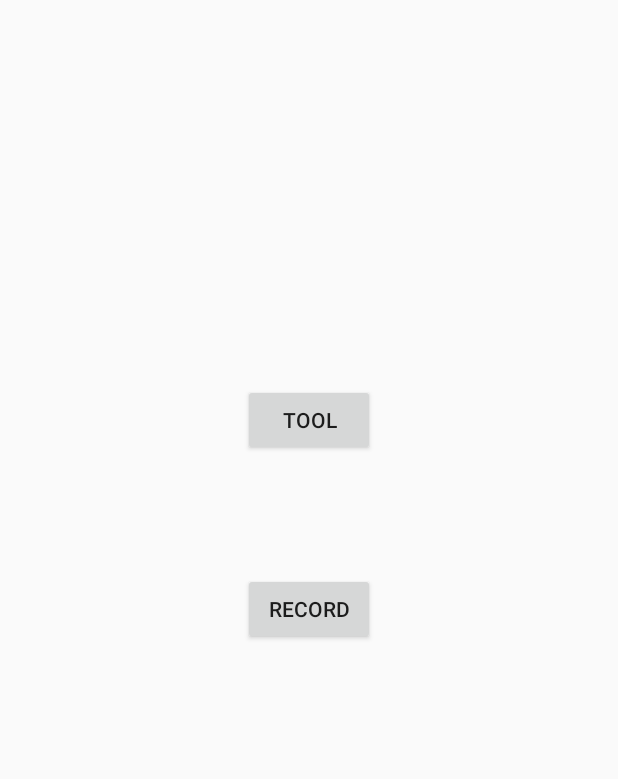
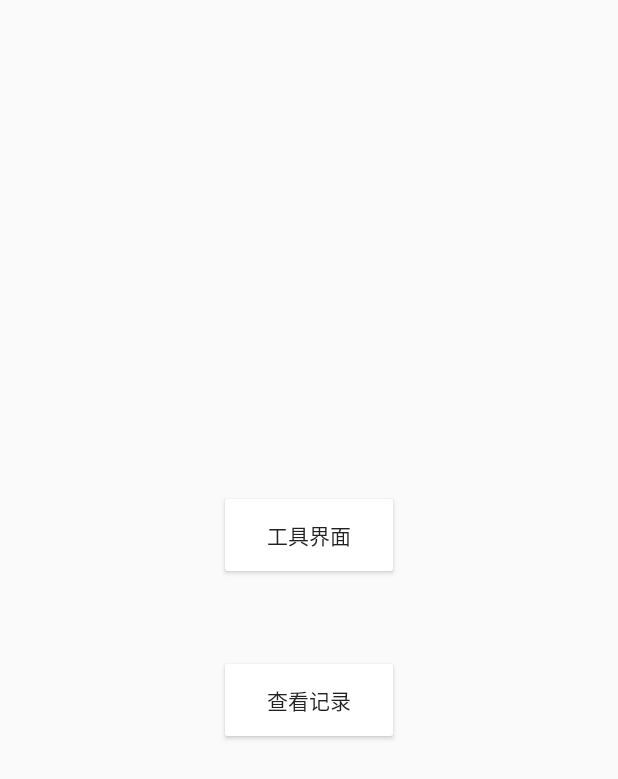
Before and after one commit to yuyanchong/Final, an Android app: the layout activity_menu.xml on its own in the app's theme, with its tools: preview values and no code run, on a phone screen of 412 x 824 dp. Shown: the top 779 px of the screen. Run offline under Robolectric (Android 15) with nearby library versions, the phone set to English and light mode, and no system bars.

Commit message:
final edition

```diff
--- a/app/src/main/res/layout/activity_menu.xml
+++ b/app/src/main/res/layout/activity_menu.xml
@@ -6,24 +6,29 @@
     android:layout_height="match_parent"
     tools:context=".Menu">
 
+    <LinearLayout
+        android:layout_width="match_parent"
+        android:layout_height="match_parent"
+        android:gravity="center"
+        android:orientation="vertical">
+
         <Button
             android:id="@+id/button8"
-        android:layout_width="wrap_content"
-        android:layout_height="wrap_content"
-        android:layout_marginTop="256dp"
-        android:text="TOOL"
+            android:layout_width="120dp"
+            android:layout_height="60dp"
+            android:layout_gravity="center"
             android:onClick="openMain"
-        app:layout_constraintEnd_toEndOf="parent"
-        app:layout_constraintStart_toStartOf="parent"
-        app:layout_constraintTop_toTopOf="parent" />
+            android:text="工具界面" />
 
         <Button
             android:id="@+id/button9"
-        android:layout_width="wrap_content"
-        android:layout_height="wrap_content"
-        android:layout_marginTop="78dp"
+            android:layout_width="120dp"
+            android:layout_height="60dp"
+            android:layout_gravity="center"
+            android:layout_marginTop="50dp"
             android:onClick="openRecord"
-        android:text="RECORD"
-        app:layout_constraintStart_toStartOf="@+id/button8"
-        app:layout_constraintTop_toBottomOf="@+id/button8" />
+            android:text="查看记录" />
+    </LinearLayout>
+
+
 </androidx.constraintlayout.widget.ConstraintLayout>
--- a/app/src/main/res/values/colors.xml
+++ b/app/src/main/res/values/colors.xml
@@ -1,6 +1,7 @@
 <?xml version="1.0" encoding="utf-8"?>
 <resources>
-    <color name="colorPrimary">#6200EE</color>
+    <color name="colorPrimary">#0288D1</color>
     <color name="colorPrimaryDark">#3700B3</color>
-    <color name="colorAccent">#03DAC5</color>
+    <color name="colorAccent">#0288D1</color>
+    <color name="colorA">#FFFFFF</color>
 </resources>
--- a/app/src/main/res/values/strings.xml
+++ b/app/src/main/res/values/strings.xml
@@ -1,3 +1,3 @@
 <resources>
-    <string name="app_name">Final</string>
+    <string name="app_name">百度云分享工具</string>
 </resources>
--- a/app/src/main/res/values/styles.xml
+++ b/app/src/main/res/values/styles.xml
@@ -5,6 +5,7 @@
         <item name="colorPrimary">@color/colorPrimary</item>
         <item name="colorPrimaryDark">@color/colorPrimaryDark</item>
         <item name="colorAccent">@color/colorAccent</item>
+        <item name="colorButtonNormal">@color/colorA</item>
     </style>
 
 </resources>
```
Also changed, not shown: app/src/main/AndroidManifest.xml (+3 -8 lines), app/src/main/res/layout/activity_main.xml (+11 -7 lines), app/src/main/res/layout/activity_record.xml (+7 -3 lines), app/src/main/res/mipmap-xxhdpi/baidu.jpg (added). Lines whose indentation alone changed are shown as unchanged.
